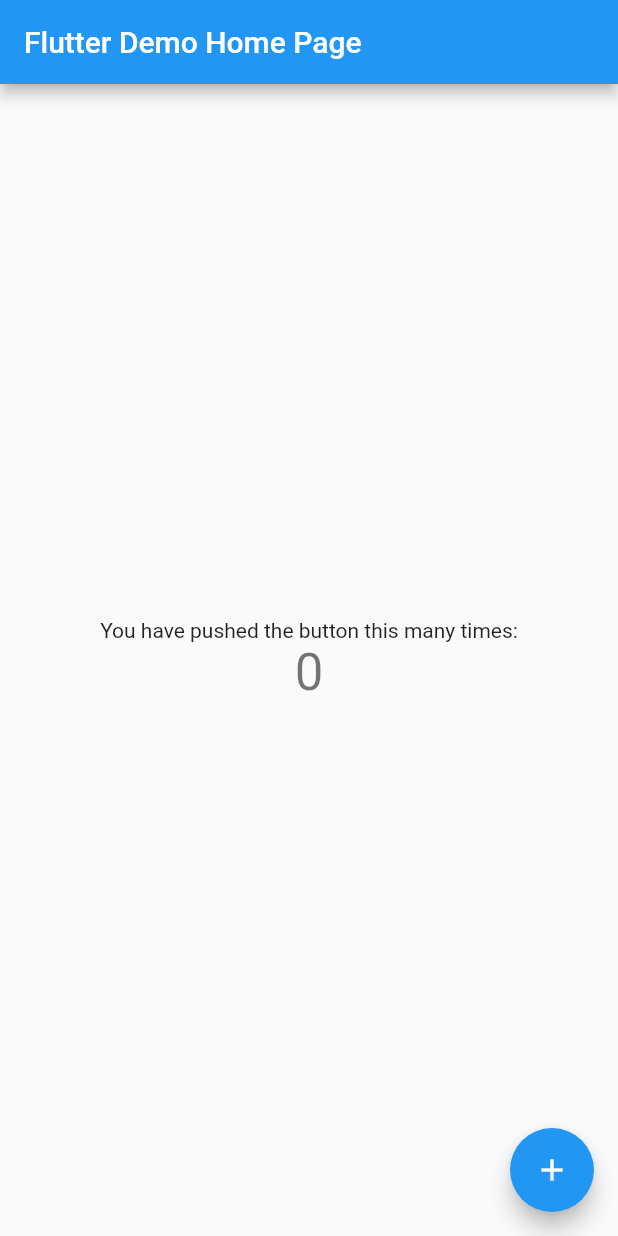
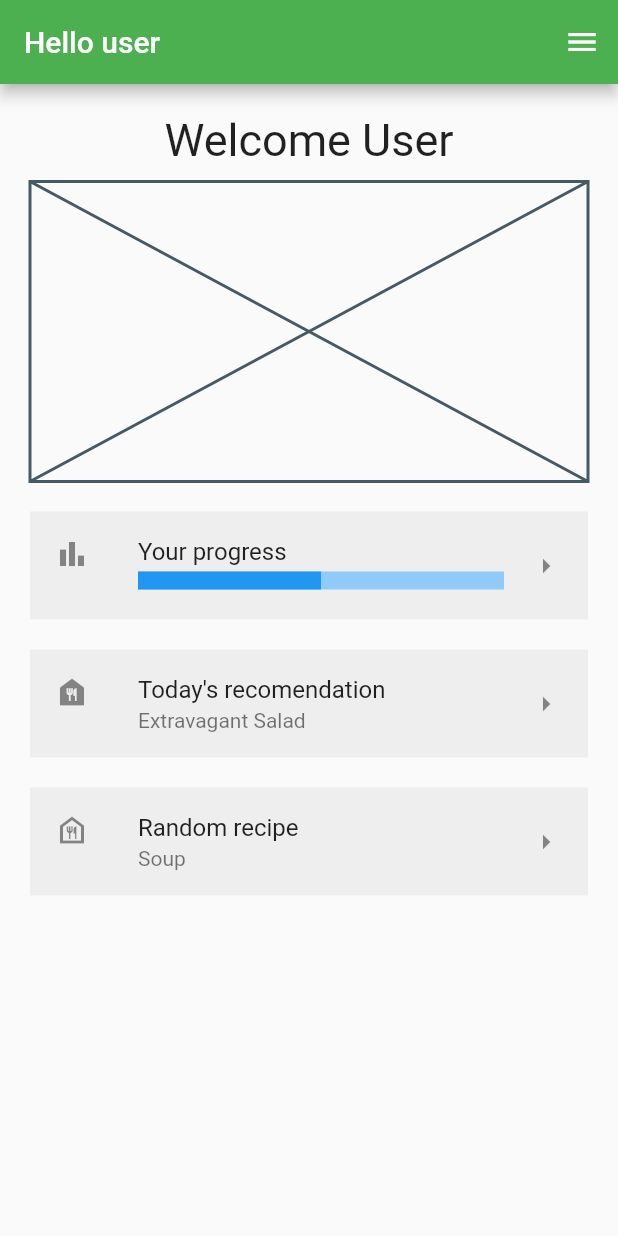
Before and after one commit to Daniel221/DietApp, a Flutter app: the screen it shows after launch, on a phone screen of 412 x 824 dp. Run offline on Flutter 3.47's test engine with Material 2 defaults, Android fonts, the phone set to English and light mode, and no system bars.

Commit message:
home page prototype

```diff
--- /dev/null
+++ b/lib/home_page.dart
@@ -0,0 +1,114 @@
+// ignore_for_file: prefer_const_constructors, prefer_const_literals_to_create_immutables
+
+import 'package:flutter/material.dart';
+
+class HomePage extends StatefulWidget {
+  const HomePage({Key? key}) : super(key: key);
+
+  @override
+  _HomePageState createState() => _HomePageState();
+}
+
+class _HomePageState extends State<HomePage> {
+  @override
+  Widget build(BuildContext context) {
+    return Scaffold(
+      endDrawer: Drawer(
+        child: Container(
+          padding: EdgeInsets.all(20.0),
+          color: Colors.grey[300],
+          child: ListView(
+            children: [
+              Container(
+                height: 30,
+              ),
+              CircleAvatar(
+                child: Text("img"),
+                minRadius: 80,
+              ),
+              Container(
+                height: 20,
+              ),
+              Center(
+                  child: Text(
+                "Nombre del usuario",
+                style: TextStyle(
+                  fontSize: 22,
+                ),
+              )),
+              Container(
+                height: 30,
+              ),
+            ],
+          ),
+        ),
+      ),
+      appBar: AppBar(
+        backgroundColor: Colors.green,
+        title: Text("Hello user"),
+        actions: [],
+      ),
+      body: Container(
+        padding: EdgeInsets.all(20.0),
+        child: ListView(
+          children: [
+            Center(
+              child: Text(
+                "Welcome User",
+                style: TextStyle(
+                  fontSize: 30,
+                ),
+              ),
+            ),
+            Container(
+              height: 10,
+            ),
+            Placeholder(
+              fallbackHeight: 200,
+            ),
+            Container(height: 20),
+            ListTile(
+              tileColor: Colors.grey[200],
+              leading: Icon(Icons.bar_chart),
+              title: Text("Your progress"),
+              subtitle: LinearProgressIndicator(
+                value: 0.5,
+                minHeight: 12,
+              ),
+              trailing: Icon(Icons.arrow_right),
+              onTap: () {},
+            ),
+            Container(height: 20),
+            ListTile(
+              tileColor: Colors.grey[200],
+              leading: Icon(Icons.food_bank),
+              title: Text("Today's recomendation"),
+              subtitle: Text("Extravagant Salad"),
+              trailing: Icon(Icons.arrow_right),
+              onTap: () {
+                // TODO: direccionar a receta
+                // Navigator.of(context).push(
+                //   MaterialPageRoute(builder: (context) => Recipe()),
+                // );
+              },
+            ),
+            Container(height: 20),
+            ListTile(
+              tileColor: Colors.grey[200],
+              leading: Icon(Icons.food_bank_outlined),
+              title: Text("Random recipe"),
+              subtitle: Text("Soup"),
+              trailing: Icon(Icons.arrow_right),
+              onTap: () {
+                // TODO: direccionar a receta
+                // Navigator.of(context).push(
+                //   MaterialPageRoute(builder: (context) => Recipe()),
+                // );
+              },
+            ),
+          ],
+        ),
+      ),
+    );
+  }
+}
--- a/lib/main.dart
+++ b/lib/main.dart
@@ -1,115 +1,19 @@
+// ignore_for_file: prefer_const_constructors
+
 import 'package:flutter/material.dart';
 
-void main() {
-  runApp(const MyApp());
-}
+import 'home_page.dart';
+
+void main() => runApp(MyApp());
 
 class MyApp extends StatelessWidget {
   const MyApp({Key? key}) : super(key: key);
 
-  // This widget is the root of your application.
   @override
   Widget build(BuildContext context) {
     return MaterialApp(
-      title: 'Flutter Demo',
-      theme: ThemeData(
-        // This is the theme of your application.
-        //
-        // Try running your application with "flutter run". You'll see the
-        // application has a blue toolbar. Then, without quitting the app, try
-        // changing the primarySwatch below to Colors.green and then invoke
-        // "hot reload" (press "r" in the console where you ran "flutter run",
-        // or simply save your changes to "hot reload" in a Flutter IDE).
-        // Notice that the counter didn't reset back to zero; the application
-        // is not restarted.
-        primarySwatch: Colors.blue,
-      ),
-      home: const MyHomePage(title: 'Flutter Demo Home Page'),
+      title: 'Material App',
+      home: HomePage(),
     );
   }
 }
-
-class MyHomePage extends StatefulWidget {
-  const MyHomePage({Key? key, required this.title}) : super(key: key);
-
-  // This widget is the home page of your application. It is stateful, meaning
-  // that it has a State object (defined below) that contains fields that affect
-  // how it looks.
-
-  // This class is the configuration for the state. It holds the values (in this
-  // case the title) provided by the parent (in this case the App widget) and
-  // used by the build method of the State. Fields in a Widget subclass are
-  // always marked "final".
-
-  final String title;
-
-  @override
-  State<MyHomePage> createState() => _MyHomePageState();
-}
-
-class _MyHomePageState extends State<MyHomePage> {
-  int _counter = 0;
-
-  void _incrementCounter() {
-    setState(() {
-      // This call to setState tells the Flutter framework that something has
-      // changed in this State, which causes it to rerun the build method below
-      // so that the display can reflect the updated values. If we changed
-      // _counter without calling setState(), then the build method would not be
-      // called again, and so nothing would appear to happen.
-      _counter++;
-    });
-  }
-
-  @override
-  Widget build(BuildContext context) {
-    // This method is rerun every time setState is called, for instance as done
-    // by the _incrementCounter method above.
-    //
-    // The Flutter framework has been optimized to make rerunning build methods
-    // fast, so that you can just rebuild anything that needs updating rather
-    // than having to individually change instances of widgets.
-    return Scaffold(
-      appBar: AppBar(
-        // Here we take the value from the MyHomePage object that was created by
-        // the App.build method, and use it to set our appbar title.
-        title: Text(widget.title),
-      ),
-      body: Center(
-        // Center is a layout widget. It takes a single child and positions it
-        // in the middle of the parent.
-        child: Column(
-          // Column is also a layout widget. It takes a list of children and
-          // arranges them vertically. By default, it sizes itself to fit its
-          // children horizontally, and tries to be as tall as its parent.
-          //
-          // Invoke "debug painting" (press "p" in the console, choose the
-          // "Toggle Debug Paint" action from the Flutter Inspector in Android
-          // Studio, or the "Toggle Debug Paint" command in Visual Studio Code)
-          // to see the wireframe for each widget.
-          //
-          // Column has various properties to control how it sizes itself and
-          // how it positions its children. Here we use mainAxisAlignment to
-          // center the children vertically; the main axis here is the vertical
-          // axis because Columns are vertical (the cross axis would be
-          // horizontal).
-          mainAxisAlignment: MainAxisAlignment.center,
-          children: <Widget>[
-            const Text(
-              'You have pushed the button this many times:',
-            ),
-            Text(
-              '$_counter',
-              style: Theme.of(context).textTheme.headline4,
-            ),
-          ],
-        ),
-      ),
-      floatingActionButton: FloatingActionButton(
-        onPressed: _incrementCounter,
-        tooltip: 'Increment',
-        child: const Icon(Icons.add),
-      ), // This trailing comma makes auto-formatting nicer for build methods.
-    );
-  }
-}
```
Also changed, not shown: 1 other file.
